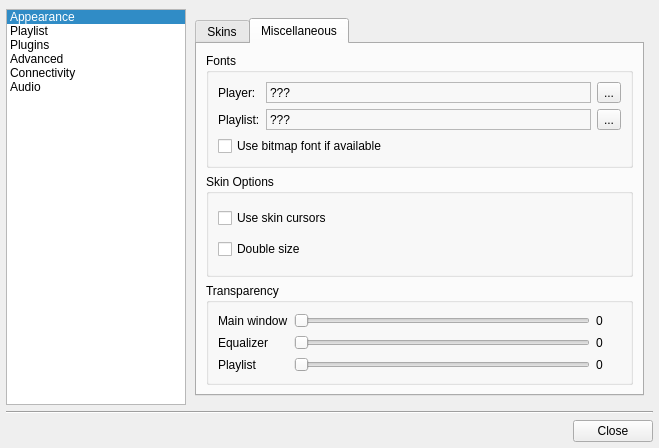
ksv1986/qmmp-staging, file src/ui/forms/configdialog.ui: the form before one commit.
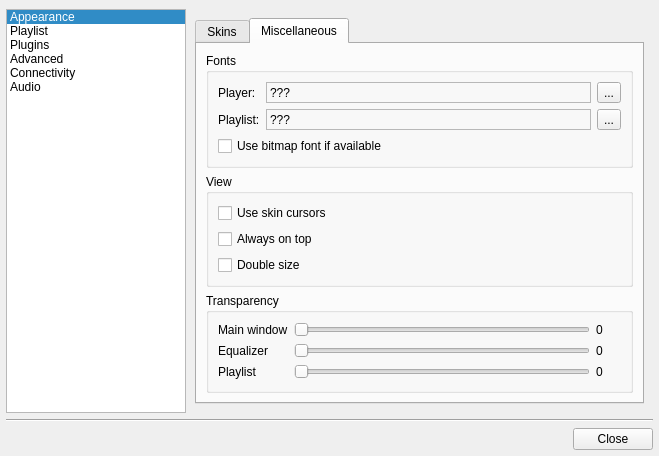
The form after the commit. The open tabs and pages were chosen to show the change. Icons and pictures are not drawn.

Commit message: added 'always on top' option

The edit to the form file:
```diff
--- a/src/ui/forms/configdialog.ui
+++ b/src/ui/forms/configdialog.ui
@@ -7,7 +7,7 @@
     <x>0</x>
     <y>0</y>
     <width>659</width>
-    <height>448</height>
+    <height>450</height>
    </rect>
   </property>
   <property name="windowTitle">
@@ -361,7 +361,7 @@
              <item>
               <widget class="QGroupBox" name="groupBox">
                <property name="title">
-                <string>Skin Options</string>
+                <string>View</string>
                </property>
                <layout class="QVBoxLayout" name="verticalLayout_5">
                 <item>
@@ -371,6 +371,13 @@
                   </property>
                  </widget>
                 </item>
+                <item>
+                 <widget class="QCheckBox" name="alwaysOnTopCheckBox">
+                  <property name="text">
+                   <string>Always on top</string>
+                  </property>
+                 </widget>
+                </item>
                 <item>
                  <widget class="QCheckBox" name="doubleSizeCheckBox">
                   <property name="text">
```
The commit also changes 14 other files.
